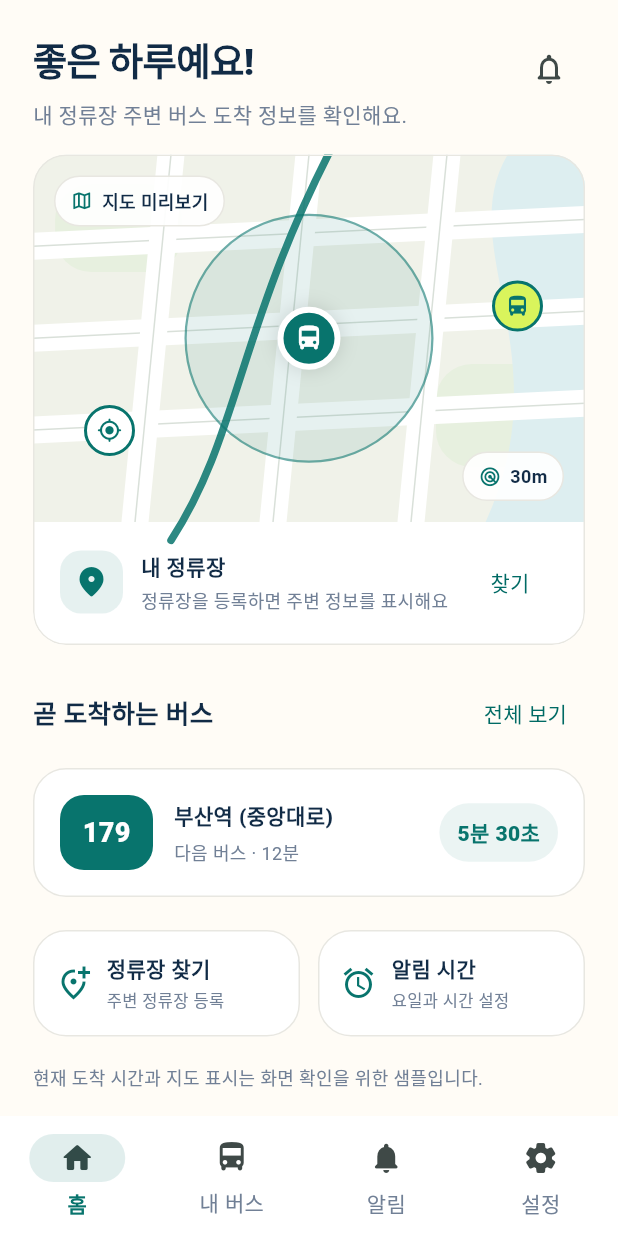
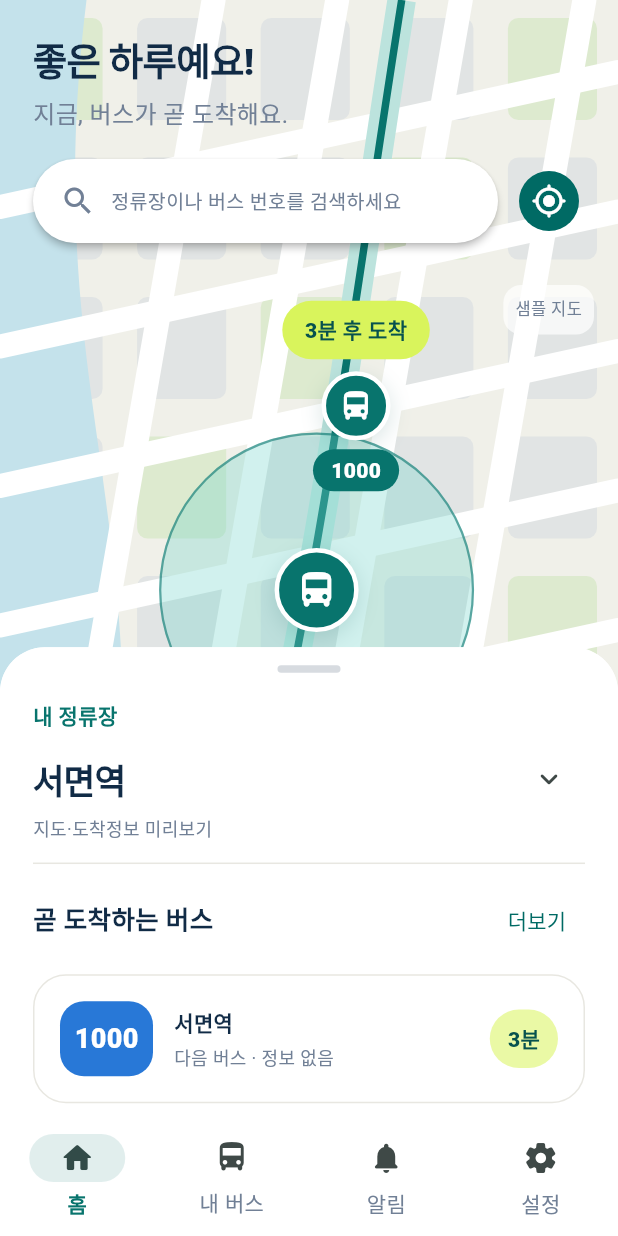
Before and after one commit to bluehawhy/busstop_timer, a Flutter app: the BusHomePage screen opened directly, on a phone screen of 412 x 824 dp. Run offline on Flutter 3.47's test engine with Material 3 defaults, Android fonts, the phone set to English and light mode, and no system bars; our stand-ins replace flutter_local_notifications, flutter_riverpod, geolocator.

Commit message:
feat: make map-first stop and arrival UI the main experience

```diff
--- a/lib/bus_data_service.dart
+++ b/lib/bus_data_service.dart
@@ -14,6 +14,14 @@
     required this.remain,
     this.nextBus,
   });
+
+  // Display adapter for preview ordering; live arrivals can replace the provider.
+  int get etaSeconds {
+    if (remain.contains('곧')) return 0;
+    final minutes = int.tryParse(RegExp(r'(\d+)분').firstMatch(remain)?.group(1) ?? '');
+    final seconds = int.tryParse(RegExp(r'(\d+)초').firstMatch(remain)?.group(1) ?? '') ?? 0;
+    return minutes == null ? 86400 : minutes * 60 + seconds;
+  }
 
   String get id => '${station}_$busNum';
 }
--- a/lib/bus_home_page.dart
+++ b/lib/bus_home_page.dart
@@ -3,6 +3,8 @@
 
 import 'app_styles.dart';
 import 'bus_data_service.dart';
+import 'journey_home_page.dart';
+import 'widgets/stop_map_preview.dart';
 
 class BusHomePage extends ConsumerStatefulWidget {
   const BusHomePage({super.key});
@@ -17,6 +19,8 @@
   final Map<String, String> _alertLeadByBus = {};
   bool _previewNotifications = true;
   bool _locationPreview = false;
+  bool _favoritesOnly = false;
+  final Set<String> _favorites = {};
 
   static const _destinations = [
     _Destination('홈', Icons.home_rounded),
@@ -170,222 +174,54 @@
   }
 
   Widget _homePage(List<BusArrivalInfo> buses) {
-    final nextBus = buses.isEmpty ? null : buses.first;
-    return _pageFrame(
-      title: '좋은 하루예요!',
-      subtitle: '내 정류장 주변 버스 도착 정보를 확인해요.',
-      trailing: IconButton(
-        tooltip: '알림',
-        onPressed: () => setState(() => _selectedIndex = 2),
-        icon: const Icon(Icons.notifications_none_rounded),
-      ),
-      child: Column(
-        crossAxisAlignment: CrossAxisAlignment.start,
-        children: [
-          _locationMapCard(),
-          const SizedBox(height: 22),
-          _sectionTitle('곧 도착하는 버스', action: '전체 보기', onAction: () {
-            setState(() => _selectedIndex = 1);
-          }),
+    final sorted = [...buses]..sort((a, b) => a.etaSeconds.compareTo(b.etaSeconds));
+    final nextBus = sorted.isEmpty ? null : sorted.first;
+    return LayoutBuilder(builder: (context, constraints) {
+      final wide = constraints.maxWidth >= 760;
+      final panel = Container(
+        padding: const EdgeInsets.fromLTRB(22, 12, 22, 22),
+        decoration: const BoxDecoration(color: AppColors.surface,
+          borderRadius: BorderRadius.vertical(top: Radius.circular(30))),
+        child: Column(mainAxisSize: MainAxisSize.min, crossAxisAlignment: CrossAxisAlignment.stretch, children: [
+          Center(child: Container(width: 42, height: 5, margin: const EdgeInsets.only(bottom: 18),
+            decoration: BoxDecoration(color: AppColors.inactive.withValues(alpha: 0.4), borderRadius: BorderRadius.circular(4)))),
+          const Text('내 정류장', style: TextStyle(color: AppColors.primary, fontWeight: FontWeight.w800)),
+          const SizedBox(height: 8),
+          Row(children: [Expanded(child: Text(nextBus?.station ?? '정류장을 등록해주세요', style: AppTextStyles.pageTitle.copyWith(fontSize: 23))),
+            IconButton(tooltip: '정류장 찾기', onPressed: _openStopSearch, icon: const Icon(Icons.expand_more_rounded))]),
+          const Text('지도·도착정보 미리보기', style: TextStyle(color: AppColors.secondaryText, fontSize: 12)),
+          const Divider(height: 28),
+          _sectionTitle('곧 도착하는 버스', action: '더보기', onAction: () => setState(() => _selectedIndex = 1)),
           const SizedBox(height: 12),
-          if (nextBus == null)
-            _emptyBusesCard()
-          else
-            _upcomingBusCard(nextBus),
-          const SizedBox(height: 22),
-          Row(
-            children: [
-              Expanded(
-                child: _quickAction(
-                  icon: Icons.add_location_alt_outlined,
-                  title: '정류장 찾기',
-                  subtitle: '주변 정류장 등록',
-                  onTap: _openStopSearch,
-                ),
-              ),
-              const SizedBox(width: 12),
-              Expanded(
-                child: _quickAction(
-                  icon: Icons.alarm_outlined,
-                  title: '알림 시간',
-                  subtitle: '요일과 시간 설정',
-                  onTap: () => setState(() => _selectedIndex = 2),
-                ),
-              ),
-            ],
-          ),
+          if (nextBus == null) _emptyBusesCard() else _upcomingBusCard(nextBus),
+          const SizedBox(height: 14),
+          FilledButton.icon(onPressed: _openStopSearch, icon: const Icon(Icons.add_circle_outline), label: const Text('정류장 등록')),
+        ]),
+      );
+      return Stack(children: [
+        Positioned.fill(child: StopMapPreview(
+          route: nextBus?.busNum, arrival: nextBus?.remain,
+          onBusTap: nextBus == null ? null : () => _openArrival(nextBus))),
+        Positioned(top: 22, left: 22, right: 22, child: Column(crossAxisAlignment: CrossAxisAlignment.start, children: [
+          const Text('좋은 하루예요!', style: AppTextStyles.pageTitle),
+          const SizedBox(height: 4),
+          const Text('지금, 버스가 곧 도착해요.', style: TextStyle(color: AppColors.secondaryText, fontSize: 16)),
           const SizedBox(height: 18),
-          _demoDataNote(),
-        ],
-      ),
-    );
-  }
-
-  Widget _locationMapCard() {
-    return Card(
-      clipBehavior: Clip.antiAlias,
-      child: Column(
-        crossAxisAlignment: CrossAxisAlignment.start,
-        children: [
-          SizedBox(
-            height: 245,
-            child: Stack(
-              children: [
-                Positioned.fill(
-                  child: CustomPaint(painter: _MapStreetPainter()),
-                ),
-                Positioned(
-                  top: 14,
-                  left: 14,
-                  child: _smallMapLabel(
-                    _locationPreview ? '위치 미리보기' : '지도 미리보기',
-                    Icons.map_outlined,
-                  ),
-                ),
-                Center(
-                  child: Container(
-                    width: 166,
-                    height: 166,
-                    decoration: BoxDecoration(
-                      shape: BoxShape.circle,
-                      color: AppColors.primary.withValues(alpha: 0.10),
-                      border: Border.all(
-                        color: AppColors.primary.withValues(alpha: 0.55),
-                        width: 1.5,
-                      ),
-                    ),
-                    child: Center(
-                      child: Container(
-                        width: 42,
-                        height: 42,
-                        decoration: BoxDecoration(
-                          color: AppColors.primary,
-                          shape: BoxShape.circle,
-                          border: Border.all(color: Colors.white, width: 4),
-                          boxShadow: const [
-                            BoxShadow(
-                              color: Color(0x22000000),
-                              blurRadius: 10,
-                            ),
-                          ],
-                        ),
-                        child: const Icon(
-                          Icons.directions_bus_rounded,
-                          color: Colors.white,
-                          size: 20,
-                        ),
-                      ),
-                    ),
-                  ),
-                ),
-                Positioned(
-                  left: 34,
-                  bottom: 44,
-                  child: _mapPin(Icons.my_location_rounded, Colors.white),
-                ),
-                Positioned(
-                  right: 28,
-                  top: 84,
-                  child: _mapPin(Icons.directions_bus_rounded, AppColors.accent),
-                ),
-                Positioned(
-                  right: 14,
-                  bottom: 14,
-                  child: _smallMapLabel('30m', Icons.radar_rounded),
-                ),
-              ],
-            ),
-          ),
-          Padding(
-            padding: const EdgeInsets.fromLTRB(18, 16, 18, 18),
-            child: Row(
-              children: [
-                Container(
-                  width: 42,
-                  height: 42,
-                  decoration: BoxDecoration(
-                    color: AppColors.primary.withValues(alpha: 0.1),
-                    borderRadius: BorderRadius.circular(14),
-                  ),
-                  child: const Icon(
-                    Icons.location_on_rounded,
-                    color: AppColors.primary,
-                  ),
-                ),
-                const SizedBox(width: 12),
-                const Expanded(
-                  child: Column(
-                    crossAxisAlignment: CrossAxisAlignment.start,
-                    children: [
-                      Text(
-                        '내 정류장',
-                        style: TextStyle(
-                          color: AppColors.ink,
-                          fontWeight: FontWeight.w800,
-                        ),
-                      ),
-                      SizedBox(height: 3),
-                      Text(
-                        '정류장을 등록하면 주변 정보를 표시해요',
-                        style: TextStyle(
-                          color: AppColors.secondaryText,
-                          fontSize: 12,
-                        ),
-                      ),
-                    ],
-                  ),
-                ),
-                TextButton(
-                  onPressed: _openStopSearch,
-                  child: const Text('찾기'),
-                ),
-              ],
-            ),
-          ),
-        ],
-      ),
-    );
-  }
-
-  Widget _smallMapLabel(String label, IconData icon) {
-    return DecoratedBox(
-      decoration: BoxDecoration(
-        color: Colors.white.withValues(alpha: 0.92),
-        borderRadius: BorderRadius.circular(30),
-        border: Border.all(color: AppColors.border),
-      ),
-      child: Padding(
-        padding: const EdgeInsets.symmetric(horizontal: 11, vertical: 8),
-        child: Row(
-          mainAxisSize: MainAxisSize.min,
-          children: [
-            Icon(icon, size: 15, color: AppColors.primary),
-            const SizedBox(width: 6),
-            Text(
-              label,
-              style: const TextStyle(
-                color: AppColors.ink,
-                fontSize: 12,
-                fontWeight: FontWeight.w700,
-              ),
-            ),
-          ],
-        ),
-      ),
-    );
-  }
-
-  Widget _mapPin(IconData icon, Color color) {
-    return Container(
-      width: 34,
-      height: 34,
-      decoration: BoxDecoration(
-        color: color,
-        shape: BoxShape.circle,
-        border: Border.all(color: AppColors.primary, width: 2),
-      ),
-      child: Icon(icon, color: AppColors.primary, size: 17),
-    );
+          Row(children: [Expanded(child: Material(color: Colors.white, borderRadius: BorderRadius.circular(28), elevation: 2,
+            child: InkWell(borderRadius: BorderRadius.circular(28), onTap: _openStopSearch,
+              child: const Padding(padding: EdgeInsets.symmetric(horizontal: 18, vertical: 16),
+                child: Row(children: [Icon(Icons.search, color: AppColors.secondaryText), SizedBox(width: 10),
+                  Expanded(child: Text('정류장이나 버스 번호를 검색하세요', style: TextStyle(color: AppColors.secondaryText, fontSize: 13)))]))))),
+            const SizedBox(width: 10), IconButton.filled(tooltip: '지도 안내', onPressed: () => _showMessage('지도 미리보기', '지도를 확대하거나 이동할 수 있어요. 실제 위치·정류장 좌표 연결은 추후 적용됩니다.'),
+              icon: const Icon(Icons.my_location_rounded))]),
+        ])),
+        if (wide) Positioned(left: 24, bottom: 24, width: 390, child: ConstrainedBox(constraints: BoxConstraints(maxHeight: constraints.maxHeight * 0.6), child: SingleChildScrollView(child: panel)))
+        else DraggableScrollableSheet(initialChildSize: 0.42, minChildSize: 0.25, maxChildSize: 0.78,
+          builder: (context, controller) => Container(
+            decoration: const BoxDecoration(color: AppColors.surface, borderRadius: BorderRadius.vertical(top: Radius.circular(30))),
+            child: SingleChildScrollView(controller: controller, child: panel))),
+      ]);
+    });
   }
 
   Widget _upcomingBusCard(BusArrivalInfo bus) {
@@ -414,7 +250,7 @@
                     ),
                     const SizedBox(height: 5),
                     Text(
-                      '다음 버스 · ${bus.nextBus ?? '도착 임박'}',
+                      '다음 버스 · ${bus.nextBus ?? '정보 없음'}',
                       style: const TextStyle(
                         color: AppColors.secondaryText,
                         fontSize: 12,
@@ -445,11 +281,19 @@
         icon: const Icon(Icons.add_rounded),
       ),
       child: Column(
+        crossAxisAlignment: CrossAxisAlignment.stretch,
         children: [
+          SegmentedButton<bool>(segments: const [
+            ButtonSegment(value: true, icon: Icon(Icons.star_rounded), label: Text('즐겨찾기')),
+            ButtonSegment(value: false, label: Text('전체')),
+          ], selected: {_favoritesOnly}, onSelectionChanged: (values) => setState(() => _favoritesOnly = values.first)),
+          const SizedBox(height: 18),
+          if (_favoritesOnly && !buses.any((b) => _favorites.contains(b.id)))
+            const Padding(padding: EdgeInsets.all(24), child: Text('버스 카드의 별을 눌러 즐겨찾기에 추가해보세요.', textAlign: TextAlign.center)),
           if (buses.isEmpty)
             _emptyBusesCard()
           else
-            ...buses.map(
+            ...buses.where((bus) => !_favoritesOnly || _favorites.contains(bus.id)).map(
               (bus) => Padding(
                 padding: const EdgeInsets.only(bottom: 12),
                 child: Dismissible(
@@ -470,7 +314,7 @@
                       SnackBar(content: Text('${bus.busNum}번 버스를 삭제했어요.')),
                     );
                   },
-                  child: _registeredBusCard(bus),
+                  child: InkWell(borderRadius: BorderRadius.circular(22), onTap: () => _openArrival(bus), child: _registeredBusCard(bus)),
                 ),
               ),
             ),
@@ -503,6 +347,9 @@
                     ],
                   ),
                 ),
+                IconButton(tooltip: '즐겨찾기', onPressed: () => setState(() {
+                  _favorites.contains(bus.id) ? _favorites.remove(bus.id) : _favorites.add(bus.id);
+                }), icon: Icon(_favorites.contains(bus.id) ? Icons.star_rounded : Icons.star_outline_rounded, color: AppColors.primary)),
                 Switch.adaptive(
                   value: enabled,
                   activeTrackColor: AppColors.primary,
@@ -664,6 +511,13 @@
             ],
           ),
           const SizedBox(height: 14),
+          _settingsGroup(children: [
+            _settingsRow(icon: Icons.route_rounded, title: '경로 검색·서버 연결',
+              subtitle: '기존 토큰 연결과 경로 비교 화면',
+              trailing: const Icon(Icons.chevron_right_rounded),
+              onTap: () => Navigator.of(context).push(MaterialPageRoute<void>(builder: (_) => const JourneyHomePage()))),
+          ]),
+          const SizedBox(height: 14),
           _infoCallout(
             icon: Icons.shield_outlined,
             title: '위치 정보 안내',
@@ -782,39 +636,6 @@
     );
   }
 
-  Widget _quickAction({
-    required IconData icon,
-    required String title,
-    required String subtitle,
-    required VoidCallback onTap,
-  }) {
-    return InkWell(
-      borderRadius: BorderRadius.circular(20),
-      onTap: onTap,
-      child: Card(
-        child: Padding(
-          padding: const EdgeInsets.all(15),
-          child: Row(
-            children: [
-              Icon(icon, color: AppColors.primary),
-              const SizedBox(width: 10),
-              Expanded(
-                child: Column(
-                  crossAxisAlignment: CrossAxisAlignment.start,
-                  children: [
-                    Text(title, style: const TextStyle(color: AppColors.ink, fontWeight: FontWeight.w800)),
-                    const SizedBox(height: 3),
-                    Text(subtitle, style: const TextStyle(color: AppColors.secondaryText, fontSize: 11)),
-                  ],
-                ),
-              ),
-            ],
-          ),
-        ),
-      ),
-    );
-  }
-
   Widget _sectionTitle(String title, {String? action, VoidCallback? onAction}) {
     return Row(
       children: [
@@ -885,7 +706,8 @@
   }
 
   Widget _etaPill(String eta) {
-    final soon = eta.contains('곧') || eta.startsWith('1') || eta.startsWith('2') || eta.startsWith('3');
+    final minutes = int.tryParse(RegExp(r'^(\d+)분').firstMatch(eta)?.group(1) ?? '');
+    final soon = eta.contains('곧') || (minutes != null && minutes <= 5);
     return Container(
       padding: const EdgeInsets.symmetric(horizontal: 12, vertical: 9),
       decoration: BoxDecoration(
@@ -1032,9 +854,9 @@
                   const Text('버스 도착 알림', style: TextStyle(color: Colors.white70, fontSize: 15)),
                   const SizedBox(height: 8),
                   Text(
-                    '${bus.remain} 후 도착',
+                    bus.remain.contains('곧') ? '곧 도착' : '${bus.remain} 후 도착',
                     textAlign: TextAlign.center,
-                    style: const TextStyle(color: Colors.white, fontSize: 36, fontWeight: FontWeight.w900),
+                    style: const TextStyle(color: AppColors.accent, fontSize: 42, fontWeight: FontWeight.w900),
                   ),
                   const SizedBox(height: 8),
                   Text(
@@ -1305,67 +1127,3 @@
   final String label;
   final IconData icon;
 }
-
-class _MapStreetPainter extends CustomPainter {
-  @override
-  void paint(Canvas canvas, Size size) {
-    final park = Paint()..color = const Color(0xFFE7F0DF);
-    final water = Paint()..color = const Color(0xFFDDEEF0);
-    final road = Paint()
-      ..color = const Color(0xFFFFFFFF)
-      ..strokeWidth = 18
-      ..style = PaintingStyle.stroke
-      ..strokeCap = StrokeCap.round;
-    final roadEdge = Paint()
-      ..color = const Color(0xFFD9E0D9)
-      ..strokeWidth = 1
-      ..style = PaintingStyle.stroke;
-
-    canvas.drawRect(Offset.zero & size, Paint()..color = const Color(0xFFF0F2E9));
-    canvas.drawRRect(
-      RRect.fromRectAndRadius(
-        Rect.fromLTWH(size.width * 0.04, size.height * 0.08, size.width * 0.23, size.height * 0.24),
-        const Radius.circular(24),
-      ),
-      park,
-    );
-    canvas.drawRRect(
-      RRect.fromRectAndRadius(
-        Rect.fromLTWH(size.width * 0.73, size.height * 0.57, size.width * 0.22, size.height * 0.28),
-        const Radius.circular(24),
-      ),
-      park,
-    );
-    final river = Path()
-      ..moveTo(size.width * 0.86, 0)
-      ..cubicTo(size.width * 0.76, size.height * 0.25, size.width * 0.96, size.height * 0.55, size.width * 0.82, size.height)
-      ..lineTo(size.width, size.height)
-      ..lineTo(size.width, 0)
-      ..close();
-    canvas.drawPath(river, water);
-
-    for (var i = 1; i <= 3; i++) {
-      final y = size.height * (i / 4);
-      canvas.drawLine(Offset(0, y), Offset(size.width, y - 18), road,);
-      canvas.drawLine(Offset(0, y), Offset(size.width, y - 18), roadEdge);
-    }
-    for (var i = 1; i <= 3; i++) {
-      final x = size.width * (i / 4);
-      canvas.drawLine(Offset(x, 0), Offset(x - 24, size.height), road);
-      canvas.drawLine(Offset(x, 0), Offset(x - 24, size.height), roadEdge);
-    }
-
-    final route = Paint()
-      ..color = AppColors.primary.withValues(alpha: 0.85)
-      ..strokeWidth = 5
-      ..style = PaintingStyle.stroke
-      ..strokeCap = StrokeCap.round;
-    final routePath = Path()
-      ..moveTo(size.width * 0.25, size.height * 1.05)
-      ..cubicTo(size.width * 0.38, size.height * 0.75, size.width * 0.37, size.height * 0.45, size.width * 0.57, size.height * -0.1);
-    canvas.drawPath(routePath, route);
-  }
-
-  @override
-  bool shouldRepaint(covariant CustomPainter oldDelegate) => false;
-}
--- a/lib/main.dart
+++ b/lib/main.dart
@@ -2,7 +2,7 @@
 import 'package:flutter_riverpod/flutter_riverpod.dart';
 
 import 'app_styles.dart';
-import 'journey_home_page.dart';
+import 'bus_home_page.dart';
 
 void main() {
   runApp(const ProviderScope(child: BusAlarmApp()));
@@ -94,7 +94,7 @@
           }),
         ),
       ),
-      home: const JourneyHomePage(),
+      home: const BusHomePage(),
     );
   }
 }
--- /dev/null
+++ b/lib/widgets/stop_map_preview.dart
@@ -0,0 +1,98 @@
+import 'package:flutter/material.dart';
+
+import '../app_styles.dart';
+
+/// Presentation only. Replace this widget with the chosen map/position adapter.
+/// No device coordinates, distance checks, or location permissions are used.
+class StopMapPreview extends StatelessWidget {
+  const StopMapPreview({super.key, this.route, this.arrival, this.onBusTap});
+
+  final String? route;
+  final String? arrival;
+  final VoidCallback? onBusTap;
+
+  @override
+  Widget build(BuildContext context) => LayoutBuilder(builder: (context, bounds) {
+    return InteractiveViewer(
+      minScale: 1, maxScale: 3,
+      child: SizedBox(width: bounds.maxWidth, height: bounds.maxHeight,
+        child: Stack(children: [
+          Positioned.fill(child: CustomPaint(painter: _StreetPainter())),
+          Align(alignment: const Alignment(0.05, 0.08), child: Container(
+            width: 210, height: 210,
+            decoration: BoxDecoration(shape: BoxShape.circle,
+              color: const Color(0x5575D6CC),
+              border: Border.all(color: AppColors.primary.withValues(alpha: 0.6), width: 1.5)),
+            child: const Center(child: _Marker(icon: Icons.directions_bus_rounded, color: AppColors.primary, size: 56)),
+          )),
+          const Align(alignment: Alignment(0.02, 0.27), child: _Marker(icon: Icons.circle, color: AppColors.routeBlue, size: 26)),
+          if (route != null) Align(alignment: const Alignment(0.2, -0.35), child: Semantics(
+            button: true, label: '$route번 버스 $arrival',
+            child: GestureDetector(onTap: onBusTap, child: Column(mainAxisSize: MainAxisSize.min, children: [
+              Container(padding: const EdgeInsets.symmetric(horizontal: 15, vertical: 9),
+                decoration: BoxDecoration(color: AppColors.accent, borderRadius: BorderRadius.circular(24)),
+                child: Text('$arrival 후 도착', style: const TextStyle(color: AppColors.primaryDark, fontWeight: FontWeight.w900))),
+              const SizedBox(height: 8),
+              const _Marker(icon: Icons.directions_bus_rounded, color: AppColors.primary, size: 46),
+              Container(margin: const EdgeInsets.only(top: 6), padding: const EdgeInsets.symmetric(horizontal: 12, vertical: 4),
+                decoration: BoxDecoration(color: AppColors.primary, borderRadius: BorderRadius.circular(20)),
+                child: Text(route!, style: const TextStyle(color: Colors.white, fontWeight: FontWeight.w800))),
+            ])),
+          )),
+          const Positioned(right: 16, top: 190, child: DecoratedBox(
+            decoration: BoxDecoration(color: Colors.white70, borderRadius: BorderRadius.all(Radius.circular(12))),
+            child: Padding(padding: EdgeInsets.all(8), child: Text('샘플 지도', style: TextStyle(color: AppColors.secondaryText, fontSize: 11))),
+          )),
+        ])),
+    );
+  });
+}
+
+class _Marker extends StatelessWidget {
+  const _Marker({required this.icon, required this.color, required this.size});
+  final IconData icon;
+  final Color color;
+  final double size;
+
+  @override
+  Widget build(BuildContext context) => Container(width: size, height: size,
+    decoration: BoxDecoration(color: color, shape: BoxShape.circle,
+      border: Border.all(color: Colors.white, width: 3),
+      boxShadow: const [BoxShadow(color: Color(0x2607524E), blurRadius: 12, offset: Offset(0, 4))]),
+    child: Icon(icon, color: Colors.white, size: size * 0.52));
+}
+
+class _StreetPainter extends CustomPainter {
+  @override
+  void paint(Canvas canvas, Size size) {
+    canvas.drawRect(Offset.zero & size, Paint()..color = const Color(0xFFF0F0E9));
+    final park = Paint()..color = const Color(0xFFDDEACF);
+    final building = Paint()..color = const Color(0xFFE1E4E4);
+    for (var row = 0; row < 9; row++) {
+      for (var col = 0; col < 6; col++) {
+        final rect = Rect.fromLTWH(col * size.width / 5 + 9, row * size.height / 8 + 12, size.width / 5 - 23, size.height / 8 - 25);
+        canvas.drawRRect(RRect.fromRectAndRadius(rect, const Radius.circular(7)), (row + col) % 4 == 0 ? park : building);
+      }
+    }
+    final river = Path()..moveTo(0, 0)..lineTo(size.width * 0.14, 0)
+      ..cubicTo(size.width * 0.05, size.height * 0.4, size.width * 0.33, size.height * 0.5, size.width * 0.12, size.height)
+      ..lineTo(0, size.height)..close();
+    canvas.drawPath(river, Paint()..color = const Color(0xFFC4E2EB));
+    final road = Paint()..color = Colors.white..strokeWidth = 16..strokeCap = StrokeCap.round;
+    for (var i = 1; i < 8; i++) {
+      final y = i * size.height / 8;
+      canvas.drawLine(Offset(0, y + 45), Offset(size.width, y - 45), road);
+    }
+    for (var i = 1; i < 5; i++) {
+      final x = i * size.width / 5;
+      canvas.drawLine(Offset(x + 60, 0), Offset(x - 70, size.height), road);
+    }
+    final path = Path()..moveTo(size.width * 0.28, size.height)
+      ..cubicTo(size.width * 0.48, size.height * 0.7, size.width * 0.55, size.height * 0.35, size.width * 0.65, 0);
+    canvas.drawPath(path, Paint()..color = const Color(0xFFBCE3DD)..style = PaintingStyle.stroke..strokeWidth = 19);
+    canvas.drawPath(path, Paint()..color = AppColors.primary..style = PaintingStyle.stroke..strokeWidth = 5);
+  }
+
+  @override
+  bool shouldRepaint(covariant CustomPainter oldDelegate) => false;
+}
```
Also changed, not shown: 1 other file.
